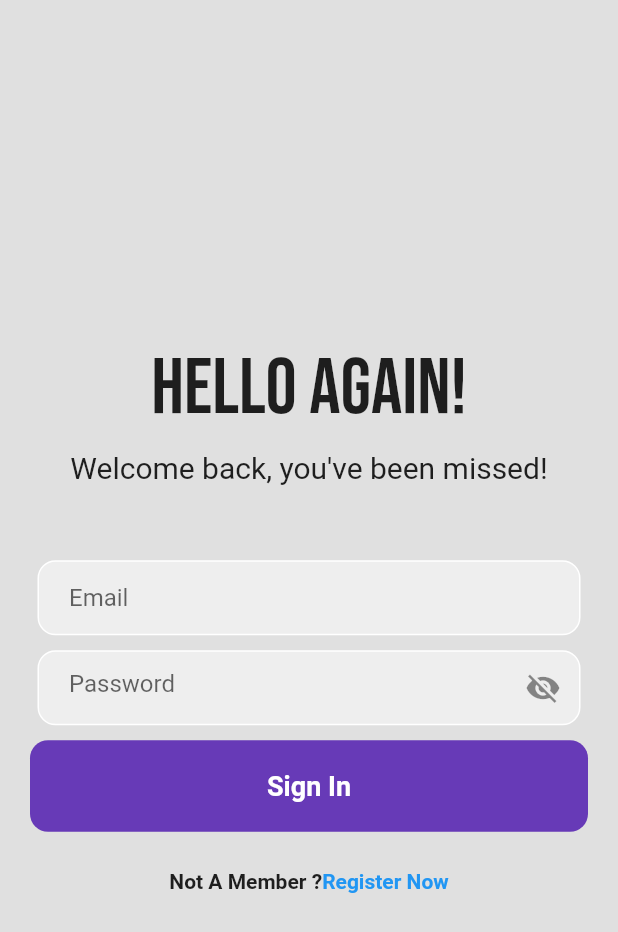
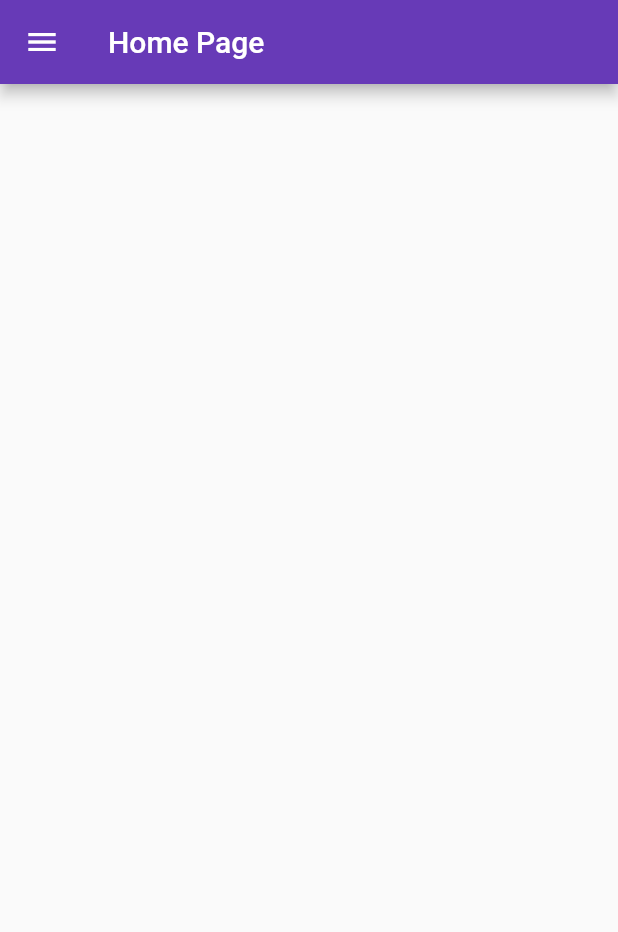
Before and after one commit to RizwanATC/walletapps, a Flutter app: the screen it shows after launch, on a phone screen of 412 x 824 dp. Shown: the top 932 px of the screen. Run offline on Flutter 3.47's test engine with Material 2 defaults, Android fonts, the phone set to English and light mode, and no system bars; drawn by our look-alikes of hidden_drawer_menu; our stand-ins replace google_fonts.

Commit message:
add drawer

```diff
--- /dev/null
+++ b/lib/hidden_drawer.dart
@@ -0,0 +1,60 @@
+import 'package:flutter/material.dart';
+import 'package:flutter_project/page/home_page.dart';
+import 'package:flutter_project/page/setting_page.dart';
+import 'package:hidden_drawer_menu/hidden_drawer_menu.dart';
+
+class HiddenDrawer extends StatefulWidget{
+  const HiddenDrawer({Key? key}):super(key: key);
+  @override
+  State<HiddenDrawer> createState()=>_HiddenDrawerState();
+}
+
+class _HiddenDrawerState extends State<HiddenDrawer>{
+  List<ScreenHiddenDrawer>_pages= [];
+
+  final unSelectStyle = TextStyle(color: Colors.grey,
+                      fontWeight: FontWeight.bold,
+                      fontSize: 18);
+  final selectedStyle = TextStyle(color: Colors.white,
+      fontWeight: FontWeight.bold,
+      fontSize: 18);
+  @override
+  void initState() {
+    // TODO: implement initState
+    super.initState();
+    _pages = [
+      ScreenHiddenDrawer(
+        ItemHiddenMenu(
+          name: 'Home Page',
+          baseStyle: selectedStyle,
+          selectedStyle:selectedStyle,
+          colorLineSelected: Colors.deepPurple,
+
+        ),
+        HomePage(),
+      ),
+      ScreenHiddenDrawer(
+          ItemHiddenMenu(
+            name: 'Setting page',
+            baseStyle: selectedStyle,
+            selectedStyle: selectedStyle,
+            colorLineSelected: Colors.deepPurple,
+          ),
+          SettingPage(),
+      )
+    ];
+
+  }
+  @override
+  Widget build(BuildContext context){
+
+
+    return HiddenDrawerMenu(
+      backgroundColorMenu: Colors.deepPurple.shade200,
+      screens: _pages,
+      initPositionSelected: 0,
+      slidePercent: 60,
+    );
+
+  }
+}
--- a/lib/home_page.dart
+++ /dev/null
@@ -1,15 +0,0 @@
-import 'package:flutter/material.dart';
-
-class home_page extends StatelessWidget{
-  @override
-  Widget build(BuildContext context) {
-    return Scaffold(
-      appBar: AppBar(
-        title: Text('Home Page'),
-      ),
-      body: Center(
-        child: Text('This is a home page.'),
-      ),
-    );
-  }
-}
--- a/lib/main.dart
+++ b/lib/main.dart
@@ -1,5 +1,6 @@
 import 'package:flutter/material.dart';
-import 'login_page.dart';
+import 'package:flutter_project/hidden_drawer.dart';
+import 'page/login_page.dart';
 
 void main() {
   runApp(const MyApp());
@@ -13,7 +14,8 @@ class MyApp extends StatelessWidget {
   Widget build(BuildContext context) {
     return MaterialApp(
      debugShowCheckedModeBanner: false,
-      home: LoginPage(),
+      home: HiddenDrawer(),
+      theme: ThemeData(primarySwatch: Colors.deepPurple),
     );
   }
 }
--- /dev/null
+++ b/lib/page/home_page.dart
@@ -0,0 +1,18 @@
+import 'package:flutter/material.dart';
+
+import 'package:flutter/material.dart';
+
+class HomePage extends StatefulWidget {
+  const HomePage({Key? key}) :super (key: key);
+
+  @override
+  State<HomePage> createState() => _HomePageState();
+}
+class _HomePageState extends State<HomePage>{
+
+
+  @override
+  Widget build(BuildContext context){
+    return Scaffold();
+  }
+}
--- a/lib/login_page.dart
+++ b/lib/page/login_page.dart
@@ -1,6 +1,6 @@
 import 'package:flutter/material.dart';
-import 'package:flutter_project/home_page.dart';
-import 'package:flutter_project/register_page.dart';
+import 'package:flutter_project/page/home_page.dart';
+import 'package:flutter_project/page/register_page.dart';
 import 'package:google_fonts/google_fonts.dart';
 
 class LoginPage extends StatefulWidget {
@@ -108,7 +108,7 @@ class _LoginPageState extends State<LoginPage> {
                         // Navigate to the registration page
                         Navigator.push(
                           context,
-                          MaterialPageRoute(builder: (context) => home_page()),
+                          MaterialPageRoute(builder: (context) => HomePage()),
                         );
                       },
                     child:Text('Sign In',
--- /dev/null
+++ b/lib/page/setting_page.dart
@@ -0,0 +1,16 @@
+import 'package:flutter/material.dart';
+
+import 'package:flutter/material.dart';
+
+class SettingPage extends StatefulWidget {
+  const SettingPage({Key? key}) :super (key: key);
+
+  @override
+  State<SettingPage> createState() => _SettingPage();
+}
+class _SettingPage extends State<SettingPage>{
+  @override
+  Widget build(BuildContext context){
+    return Scaffold();
+  }
+}
--- a/pubspec.yaml
+++ b/pubspec.yaml
@@ -36,6 +36,7 @@ dependencies:
   # Use with the CupertinoIcons class for iOS style icons.
   cupertino_icons: ^1.0.2
   google_fonts:
+  hidden_drawer_menu: ^3.0.1
 
 dev_dependencies:
   flutter_test:
```
Also changed, not shown: lib/page/register_page.dart (renamed from lib/register_page.dart), pubspec.lock.
